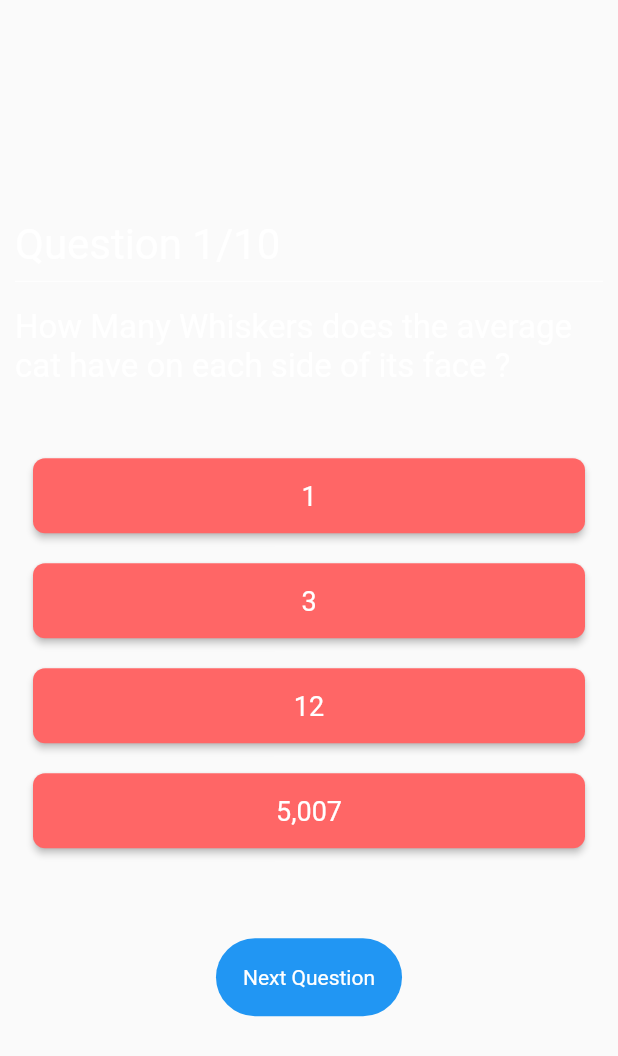
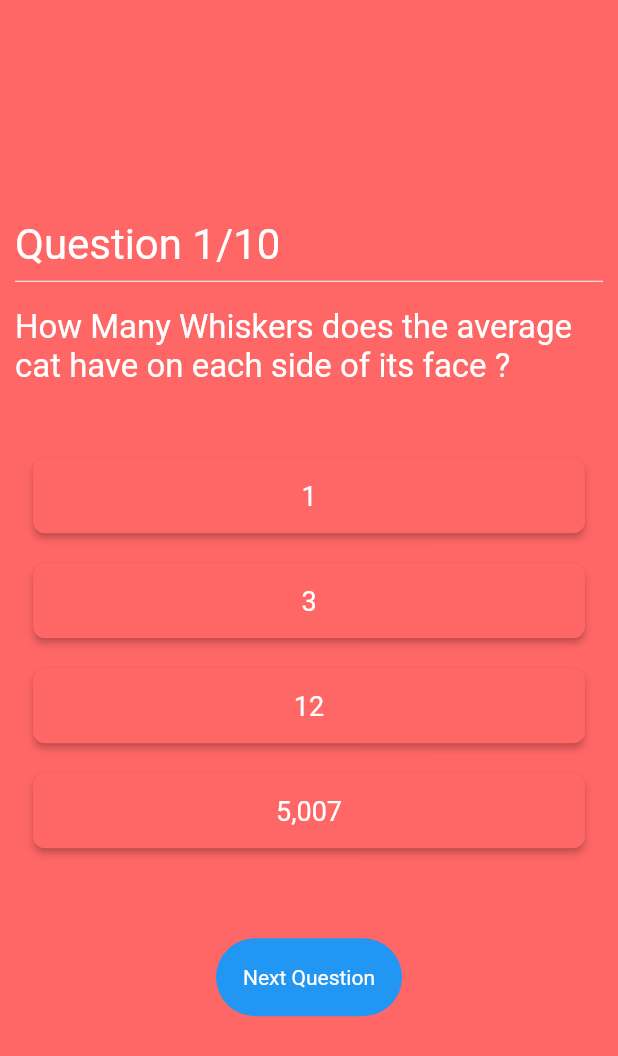
Before and after one commit to H4gai/Learn.nihongo, a Flutter app: the QuizzScreen screen opened directly, on a phone screen of 412 x 824 dp. Shown: the top 1056 px of the screen. Run offline on Flutter 3.47's test engine with Material 2 defaults, Android fonts, the light colour scheme and no system bars; our stand-ins replace cloud_firestore, firebase_auth, firebase_core, google_fonts; accounts and stored records are empty; network calls fail.

Commit message:
Update 1.9
Mengatur alur flow aplikasi

```diff
--- a/lib/route/route.dart
+++ b/lib/route/route.dart
@@ -1,4 +1,5 @@
 import 'package:flutter/material.dart';
+import 'package:nihongo_learn/main.dart';
 import 'package:nihongo_learn/view/wordsheet.dart';
 import 'package:nihongo_learn/view/main_menu.dart';
 import 'package:nihongo_learn/view/wordsheetCourse.dart';
@@ -17,7 +18,7 @@ void homepage() {}
 Route<dynamic> controller(RouteSettings settings) {
   switch (settings.name) {
     case homePage:
-      return MaterialPageRoute(builder: (context) => wordsheetCourse());
+      return MaterialPageRoute(builder: (context) => MyHomePage(title: "nihongo.learn"));
     case secondPage:
       return MaterialPageRoute(builder: (context) => wordsheet());
      case thirdPage:
--- a/lib/view/main_menu.dart
+++ b/lib/view/main_menu.dart
@@ -14,7 +14,7 @@ class _MainMenuState extends State<MainMenu> {
   @override
   Widget build(BuildContext context) {
     return Scaffold(
-      backgroundColor: AppColor.primaryColor,
+      backgroundColor: AppColor.secondaryColor,
       body: Padding(
         padding: const EdgeInsets.symmetric(
           vertical: 48.0,
--- a/lib/view/quizz_screen.dart
+++ b/lib/view/quizz_screen.dart
@@ -29,7 +29,7 @@ class _QuizzScreenState extends State<QuizzScreen> {
   @override
   Widget build(BuildContext context) {
     return Scaffold(
-      backgroundColor: AppColor.primaryColor,
+      backgroundColor: AppColor.secondaryColor,
       body: Padding(
           padding: const EdgeInsets.all(10.0),
           child: PageView.builder(
--- a/lib/view/result_screen.dart
+++ b/lib/view/result_screen.dart
@@ -16,7 +16,7 @@ class _ResultScreenState extends State<ResultScreen> {
   @override
   Widget build(BuildContext context) {
     return Scaffold(
-      backgroundColor: AppColor.primaryColor,
+      backgroundColor: AppColor.secondaryColor,
       body: Column(
         mainAxisAlignment: MainAxisAlignment.center,
         crossAxisAlignment: CrossAxisAlignment.center,
```
Also changed, not shown: lib/main.dart (+7 -4 lines).
